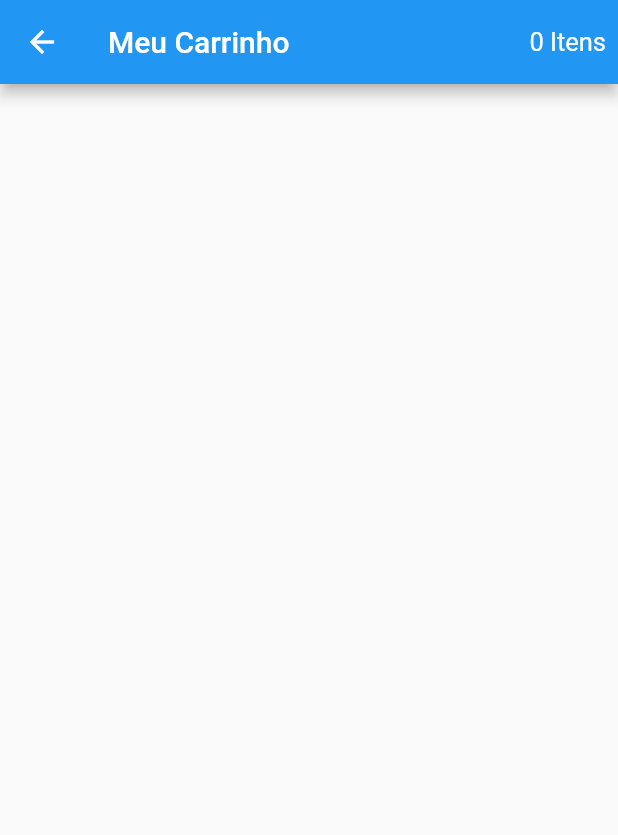
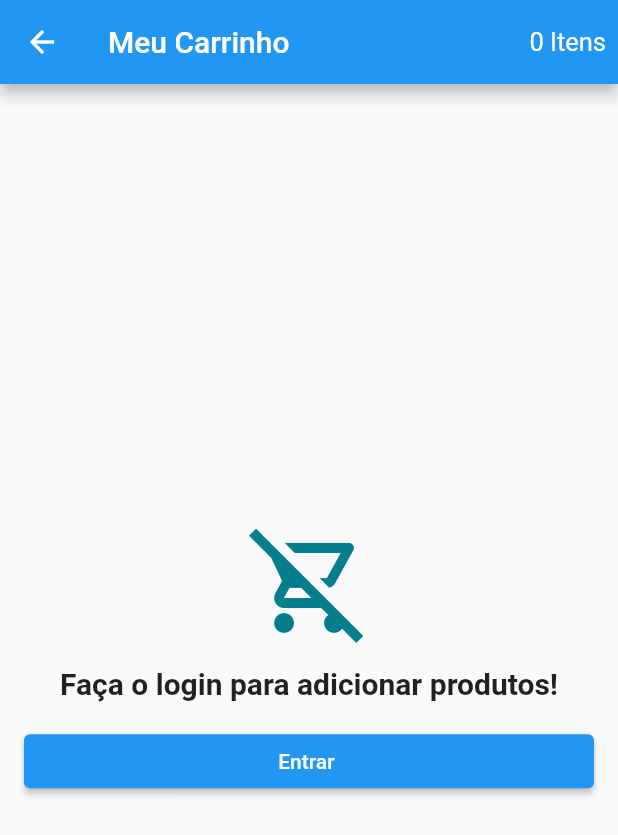
Before and after one commit to thiago1cruz/lojavirtual, a Flutter app: the CartScreen screen opened directly, on a phone screen of 412 x 824 dp. Shown: the top 835 px of the screen. Run offline on Flutter 3.47's test engine with Material 2 defaults, Android fonts, the phone set to English and light mode, and no system bars; our stand-ins replace carousel_nullsafety, cloud_firestore, firebase_auth, firebase_core, transparent_image; missing offline and left inert: dart:html; accounts and stored records are empty.

Commit message:
Sistema de carrinho

```diff
--- a/lib/screens/cart_screen.dart
+++ b/lib/screens/cart_screen.dart
@@ -2,6 +2,7 @@
 
 import 'package:flutter/material.dart';
 import 'package:lojavirtual/models/cart_model.dart';
+import 'package:lojavirtual/models/user_model.dart';
 import 'package:scoped_model/scoped_model.dart';
 
 class CartScreen extends StatelessWidget {
@@ -25,6 +26,44 @@ class CartScreen extends StatelessWidget {
           )
         ],
       ),
+      body: ScopedModelDescendant<CartModel>(
+        builder: (context, child, model) {
+          if (model.isloading && UserModel.of(context).isLoggedIn()) {
+            return const Center(
+              child: CircularProgressIndicator()
+            );
+          }else if(!UserModel.of(context).isLoggedIn()){
+              return Container(
+                padding: EdgeInsets.all(16),
+                child: Column(
+                  crossAxisAlignment: CrossAxisAlignment.stretch,
+                  mainAxisAlignment: MainAxisAlignment.center,
+                  children: [
+                    Icon(
+                      Icons.remove_shopping_cart_outlined,
+                      size: 80,
+                      color: Theme.of(context).primaryColor,
+                      ),
+                      const SizedBox(height: 16,),
+                      const Text(
+                        'Faça o login para adicionar produtos!',
+                        style: TextStyle(
+                          fontSize: 20, fontWeight: FontWeight.bold
+                        ),
+                        textAlign: TextAlign.center,
+                      ),
+                       const SizedBox(height: 16,),
+                       ElevatedButton(
+                         onPressed: (){},
+                         child: Text('Entrar ')
+                         )
+
+                  ],
+                ),
+              );
+          }
+        },
+      ),
     );
   }
 }
```
